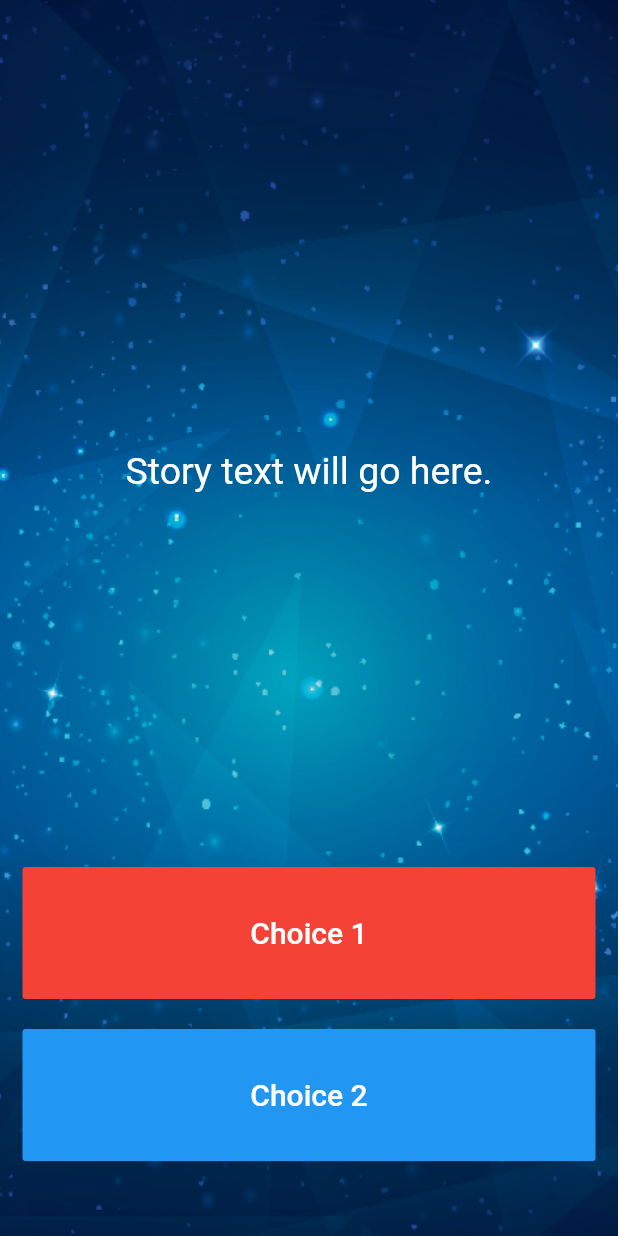
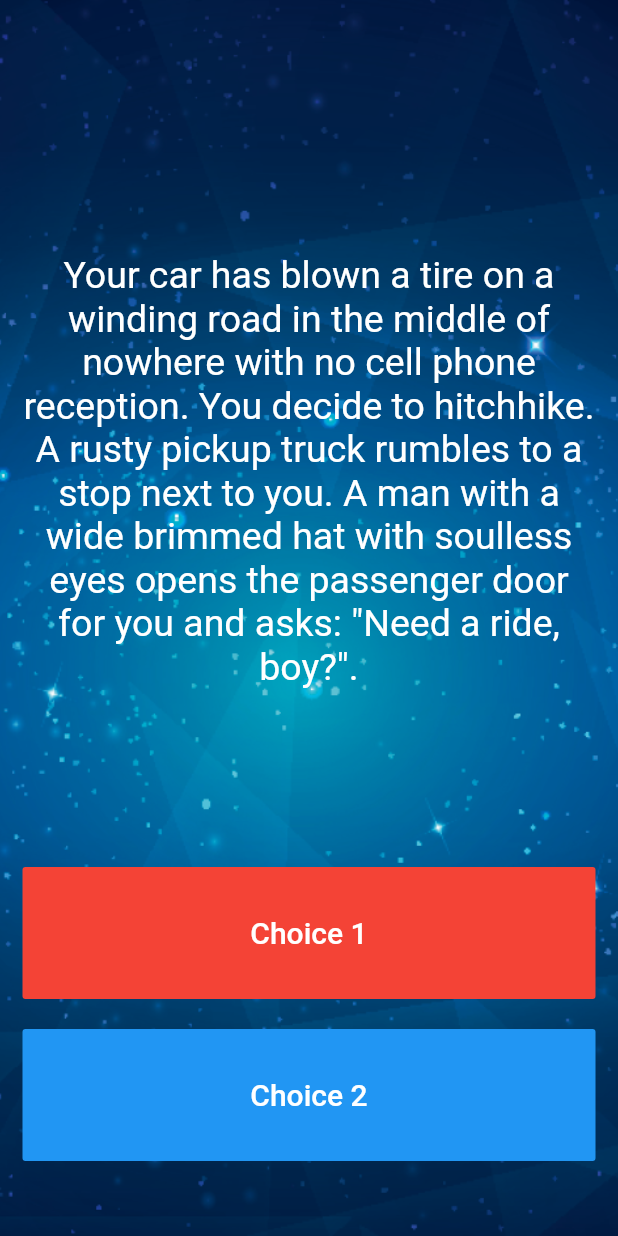
Before and after one commit to Oyekunle-Mark/rango_destini, a Flutter app: the screen it shows after launch, on a phone screen of 412 x 824 dp. Run offline on Flutter 3.47's test engine with Material 2 defaults, Android fonts, the phone set to English and light mode, and no system bars.

Commit message:
Displayed the first text title and centered the text

```diff
--- a/lib/main.dart
+++ b/lib/main.dart
@@ -41,8 +41,8 @@ class _StoryPageState extends State<StoryPage> {
                 flex: 12,
                 child: Center(
                   child: Text(
-                    //TODO: Step 10 - use the storyBrain to get the first story title and display it in this Text Widget.
-                    'Story text will go here.',
+                    _storyBrain.getStory(),
+                    textAlign: TextAlign.center,
                     style: TextStyle(
                       fontSize: 25.0,
                     ),
```
